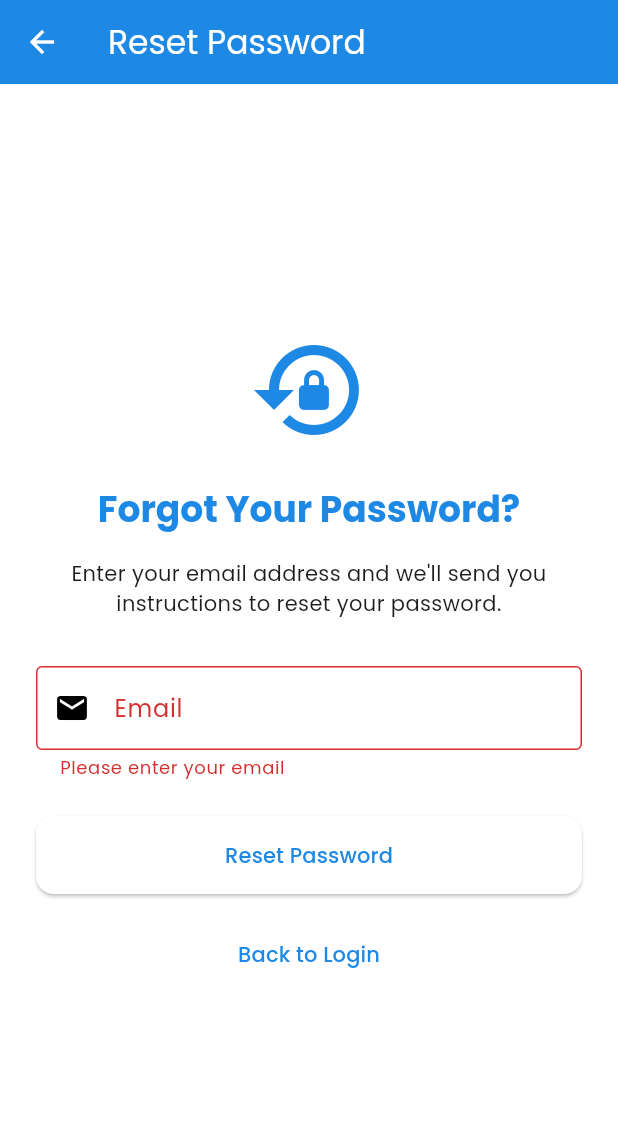
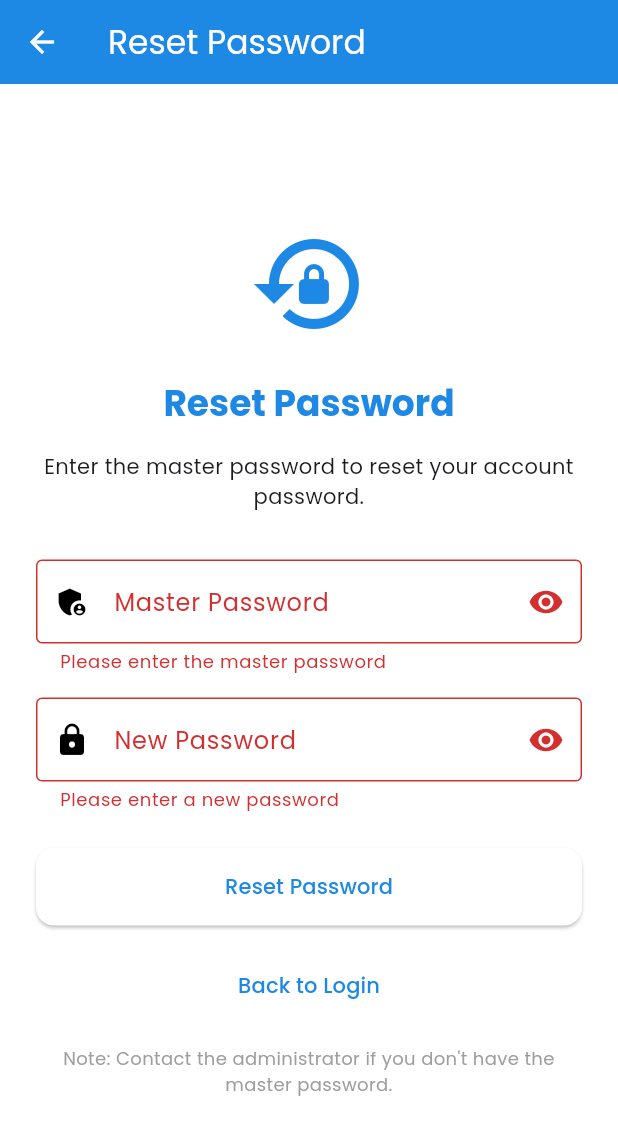
Before and after one commit to pixelPanda123/football-coach-app, a Flutter app: the ResetPasswordScreen screen opened directly, after a tap on "Reset Password", on a phone screen of 412 x 824 dp. Shown: the top 1135 px of the screen. Run offline on Flutter 3.47's test engine with Material 3 defaults, Android fonts, the phone set to English and light mode, and no system bars; our stand-ins replace fl_chart, google_fonts, shared_preferences; accounts and stored records are empty.

Commit message:
Replace email-based password reset with master password system

```diff
--- a/petra_coach_app/lib/screens/auth/reset_password_screen.dart
+++ b/petra_coach_app/lib/screens/auth/reset_password_screen.dart
@@ -1,7 +1,5 @@
 import 'package:flutter/material.dart';
-import 'package:provider/provider.dart';
 import '../../constants/theme.dart';
-import '../../services/auth_service.dart';
 
 class ResetPasswordScreen extends StatefulWidget {
   const ResetPasswordScreen({Key? key}) : super(key: key);
@@ -12,26 +10,35 @@ class ResetPasswordScreen extends StatefulWidget {
 
 class _ResetPasswordScreenState extends State<ResetPasswordScreen> {
   final _formKey = GlobalKey<FormState>();
-  final _emailController = TextEditingController();
+  final _masterPasswordController = TextEditingController();
+  final _newPasswordController = TextEditingController();
+  bool _isMasterPasswordVisible = false;
+  bool _isNewPasswordVisible = false;
+  bool _isLoading = false;
 
   @override
   void dispose() {
-    _emailController.dispose();
+    _masterPasswordController.dispose();
+    _newPasswordController.dispose();
     super.dispose();
   }
 
   void _handleResetPassword() async {
     if (_formKey.currentState!.validate()) {
-      final success = await context.read<AuthService>().resetPassword(
-        _emailController.text,
-      );
+      setState(() => _isLoading = true);
+
+      // Simulate API call
+      await Future.delayed(const Duration(seconds: 1));
+
+      setState(() => _isLoading = false);
 
       if (!mounted) return;
 
-      if (success) {
+      // Check master password (in a real app, this would be more secure)
+      if (_masterPasswordController.text == 'petra2024') {
         ScaffoldMessenger.of(context).showSnackBar(
           const SnackBar(
-            content: Text('Password reset instructions sent to your email'),
+            content: Text('Password reset successful'),
             backgroundColor: AppTheme.successColor,
           ),
         );
@@ -39,7 +46,7 @@ class _ResetPasswordScreenState extends State<ResetPasswordScreen> {
       } else {
         ScaffoldMessenger.of(context).showSnackBar(
           const SnackBar(
-            content: Text('Email not found'),
+            content: Text('Invalid master password'),
             backgroundColor: AppTheme.errorColor,
           ),
         );
@@ -49,8 +56,6 @@ class _ResetPasswordScreenState extends State<ResetPasswordScreen> {
 
   @override
   Widget build(BuildContext context) {
-    final isLoading = context.watch<AuthService>().isLoading;
-
     return Scaffold(
       appBar: AppBar(
         title: const Text('Reset Password'),
@@ -71,7 +76,7 @@ class _ResetPasswordScreenState extends State<ResetPasswordScreen> {
                 ),
                 const SizedBox(height: 24),
                 Text(
-                  'Forgot Your Password?',
+                  'Reset Password',
                   style: Theme.of(context).textTheme.headlineSmall?.copyWith(
                         color: AppTheme.primaryColor,
                         fontWeight: FontWeight.bold,
@@ -80,36 +85,77 @@ class _ResetPasswordScreenState extends State<ResetPasswordScreen> {
                 ),
                 const SizedBox(height: 16),
                 const Text(
-                  'Enter your email address and we\'ll send you instructions to reset your password.',
+                  'Enter the master password to reset your account password.',
                   textAlign: TextAlign.center,
                 ),
                 const SizedBox(height: 32),
                 TextFormField(
-                  controller: _emailController,
-                  keyboardType: TextInputType.emailAddress,
-                  decoration: const InputDecoration(
-                    labelText: 'Email',
-                    hintText: 'Enter your email',
-                    prefixIcon: Icon(Icons.email),
-                    border: OutlineInputBorder(),
+                  controller: _masterPasswordController,
+                  obscureText: !_isMasterPasswordVisible,
+                  decoration: InputDecoration(
+                    labelText: 'Master Password',
+                    hintText: 'Enter master password',
+                    prefixIcon: const Icon(Icons.admin_panel_settings),
+                    border: const OutlineInputBorder(),
+                    suffixIcon: IconButton(
+                      icon: Icon(
+                        _isMasterPasswordVisible
+                            ? Icons.visibility_off
+                            : Icons.visibility,
+                      ),
+                      onPressed: () {
+                        setState(() {
+                          _isMasterPasswordVisible = !_isMasterPasswordVisible;
+                        });
+                      },
+                    ),
                   ),
                   validator: (value) {
                     if (value == null || value.isEmpty) {
-                      return 'Please enter your email';
+                      return 'Please enter the master password';
                     }
-                    if (!value.contains('@')) {
-                      return 'Please enter a valid email';
+                    return null;
+                  },
+                ),
+                const SizedBox(height: 16),
+                TextFormField(
+                  controller: _newPasswordController,
+                  obscureText: !_isNewPasswordVisible,
+                  decoration: InputDecoration(
+                    labelText: 'New Password',
+                    hintText: 'Enter new password',
+                    prefixIcon: const Icon(Icons.lock),
+                    border: const OutlineInputBorder(),
+                    suffixIcon: IconButton(
+                      icon: Icon(
+                        _isNewPasswordVisible
+                            ? Icons.visibility_off
+                            : Icons.visibility,
+                      ),
+                      onPressed: () {
+                        setState(() {
+                          _isNewPasswordVisible = !_isNewPasswordVisible;
+                        });
+                      },
+                    ),
+                  ),
+                  validator: (value) {
+                    if (value == null || value.isEmpty) {
+                      return 'Please enter a new password';
+                    }
+                    if (value.length < 6) {
+                      return 'Password must be at least 6 characters';
                     }
                     return null;
                   },
                 ),
                 const SizedBox(height: 24),
                 ElevatedButton(
-                  onPressed: isLoading ? null : _handleResetPassword,
+                  onPressed: _isLoading ? null : _handleResetPassword,
                   style: ElevatedButton.styleFrom(
                     padding: const EdgeInsets.symmetric(vertical: 16),
                   ),
-                  child: isLoading
+                  child: _isLoading
                       ? const SizedBox(
                           height: 20,
                           width: 20,
@@ -124,6 +170,15 @@ class _ResetPasswordScreenState extends State<ResetPasswordScreen> {
                   onPressed: () => Navigator.pop(context),
                   child: const Text('Back to Login'),
                 ),
+                const SizedBox(height: 16),
+                const Text(
+                  'Note: Contact the administrator if you don\'t have the master password.',
+                  style: TextStyle(
+                    color: Colors.grey,
+                    fontSize: 12,
+                  ),
+                  textAlign: TextAlign.center,
+                ),
               ],
             ),
           ),
--- a/petra_coach_app/lib/services/auth_service.dart
+++ b/petra_coach_app/lib/services/auth_service.dart
@@ -10,13 +10,16 @@ class AuthService extends ChangeNotifier {
   bool get isLoading => _isLoading;
   bool get isAuthenticated => _currentUser != null;
 
+  // Master password for resetting passwords
+  static const masterPassword = 'petra2024';
+
   Future<bool> login(String email, String password) async {
     try {
       _isLoading = true;
       notifyListeners();
 
       // TODO: Replace with actual API call
-      await Future.delayed(const Duration(seconds: 2)); // Simulate network delay
+      await Future.delayed(const Duration(seconds: 2));
 
       // Mock login - replace with actual authentication
       if (email == 'student@petra.com') {
@@ -118,4 +121,9 @@ class AuthService extends ChangeNotifier {
       notifyListeners();
     }
   }
+
+  // Method to verify master password
+  static bool verifyMasterPassword(String password) {
+    return password == masterPassword;
+  }
 }
```
